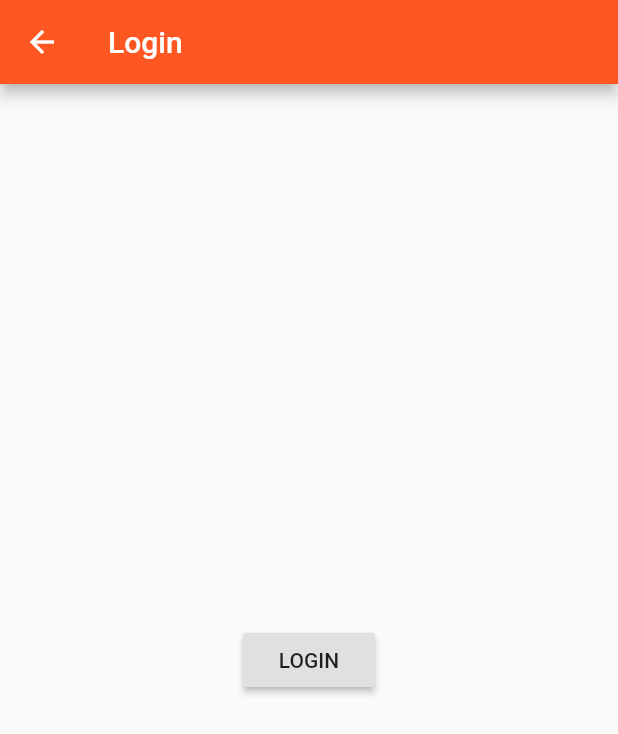
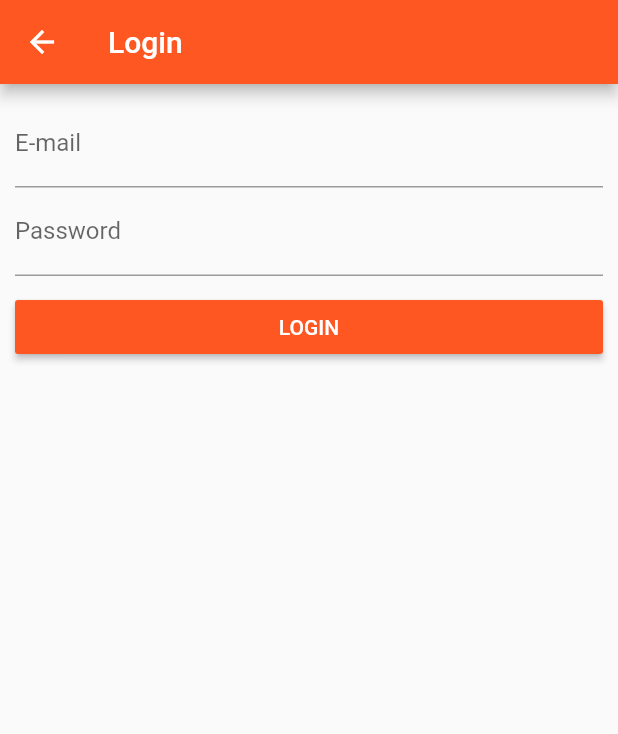
Before and after one commit to laxmaniron/flutter_course, a Flutter app: the AuthPage screen opened directly, on a phone screen of 412 x 824 dp. Shown: the top 734 px of the screen. Run offline on Flutter 3.47's test engine with Material 2 defaults, Android fonts, the phone set to English and light mode, and no system bars.

Commit message:
fixing a tiny error sess 94

```diff
--- a/lib/main.dart
+++ b/lib/main.dart
@@ -50,7 +50,8 @@ class _MyAppState extends State<MyApp> {
       // home: AuthPage(),
 
       routes:{
-        '/':(BuildContext context) => ProductsPage(_products),
+        '/':(BuildContext context) => AuthPage(),
+        '/products':(BuildContext context) => ProductsPage(_products),
         '/admin': (BuildContext context) => ProductsAdminPage(_addProduct,_deleteProduct),
       } ,
 
--- a/lib/pages/auth.dart
+++ b/lib/pages/auth.dart
@@ -2,19 +2,62 @@ import 'package:flutter/material.dart';
 
 // import './products.dart';
 
-class AuthPage extends StatelessWidget {
+class AuthPage extends StatefulWidget {
+
+  @override
+  State<StatefulWidget> createState() {
+    return _AuthPageState();
+  }
+
+}
+
+class _AuthPageState extends State<AuthPage>{
+
+  String _emailValue;
+  String _passwordValue;
+
   @override
   Widget build(BuildContext context) {
     return Scaffold(
       appBar: AppBar(
         title: Text('Login'),
       ),
-      body: Center(
-        child: RaisedButton(
-          child: Text('LOGIN'),
-          onPressed: () {
-            Navigator.pushReplacementNamed(context, '/');
-          },
+      body: Container(
+        margin: EdgeInsets.all(10.0),
+        child: ListView(
+          children: <Widget>[
+            TextField(
+              decoration: InputDecoration(labelText: 'E-mail'),
+              keyboardType: TextInputType.emailAddress,
+              onChanged: (String value) {
+              setState(() {
+                _emailValue = value;
+              });
+            },
+            ),
+            TextField(
+              decoration: InputDecoration(labelText: 'Password'),
+              obscureText: true,
+              onChanged: (String value) {
+              setState(() {
+                _passwordValue = value;
+              } );
+              },
+            ),
+            SizedBox(
+            height: 10.0,
+            ),
+            RaisedButton(
+              color: Theme.of(context).primaryColor,
+              textColor: Colors.white,
+              child: Text('LOGIN'),
+              onPressed: () {
+                print(_emailValue);
+                print(_passwordValue);
+                Navigator.pushReplacementNamed(context, '/products');
+              },
+            ),
+          ],
         ),
       ),
     );
--- a/lib/pages/product_create.dart
+++ b/lib/pages/product_create.dart
@@ -66,7 +66,7 @@ class _ProductCreatePageState extends State<ProductCreatePage> {
                 'image':'assets/mi6.png'
               };
               widget.addProduct(product);
-              Navigator.pushReplacementNamed(context, '/');
+              Navigator.pushReplacementNamed(context, '/products');
             },
           )
         ],
--- a/lib/pages/products_admin.dart
+++ b/lib/pages/products_admin.dart
@@ -26,7 +26,7 @@ class ProductsAdminPage extends StatelessWidget {
               ListTile(
                 title: Text('All Products'),
                 onTap: () {
-                  Navigator.pushReplacementNamed(context, '/');
+                  Navigator.pushReplacementNamed(context, '/products');
                 },
               )
             ],
```
